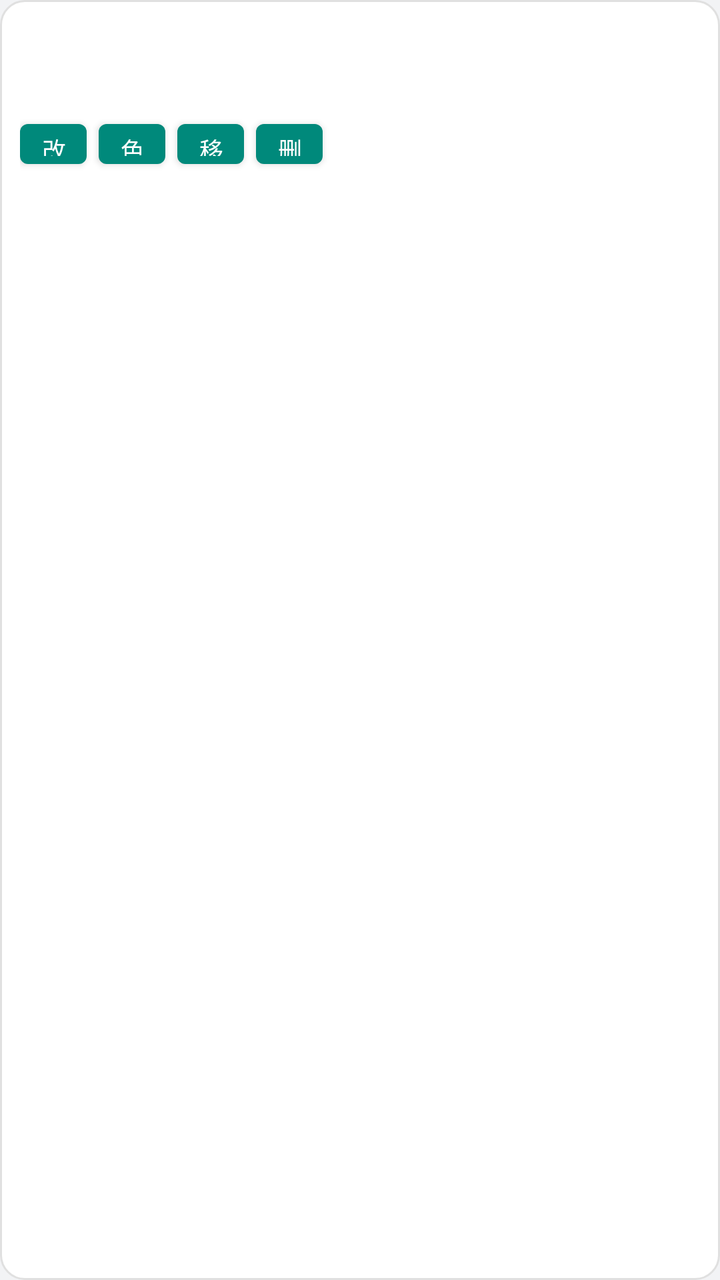
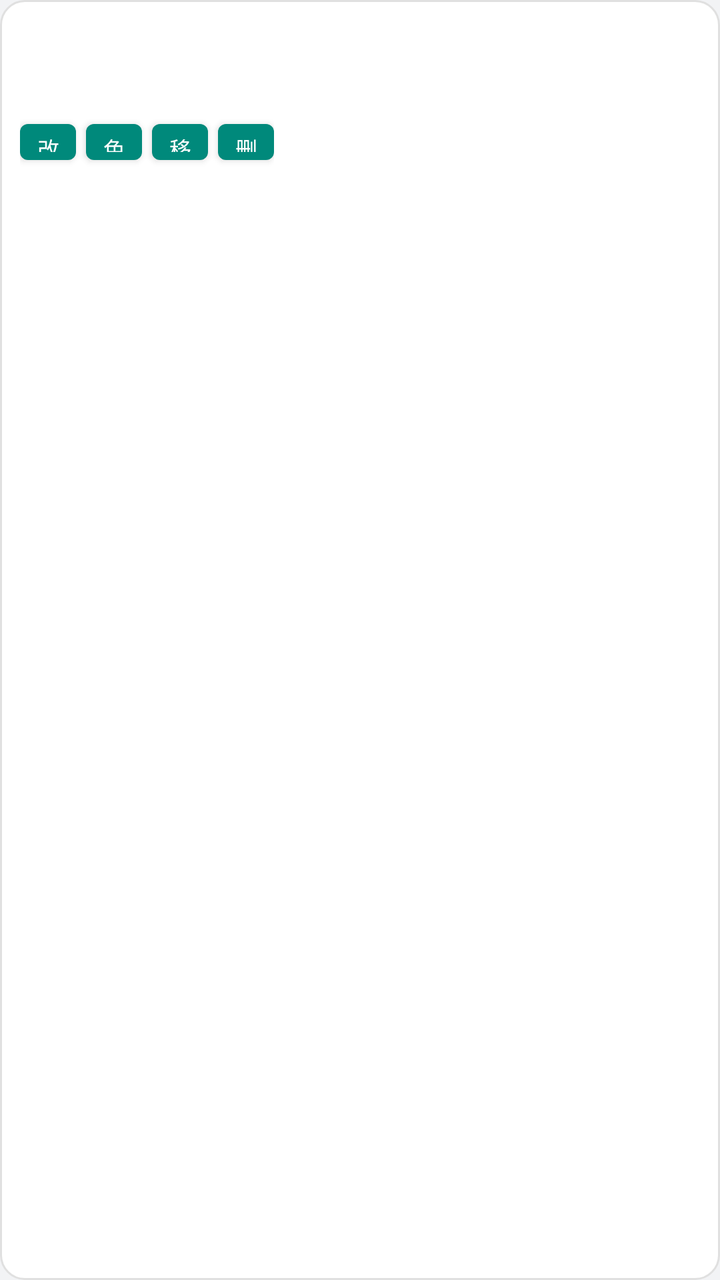

Screens rendered from an Android XML layout before and after an edit, with the pre-edit source and the edit as a unified diff.
<!-- AndroidManifest.xml: application theme Theme.Notes -->
<!-- res/layout/item_note.xml -->
<?xml version="1.0" encoding="utf-8"?>
<LinearLayout xmlns:android="http://schemas.android.com/apk/res/android"
    android:layout_width="match_parent"
    android:layout_height="wrap_content"
    android:layout_marginBottom="8dp"
    android:background="@drawable/note_bg"
    android:orientation="vertical"
    android:padding="10dp">

    <TextView
        android:id="@+id/tvText"
        android:layout_width="match_parent"
        android:layout_height="wrap_content"
        android:minHeight="40dp"
        android:textColor="@color/ink"
        android:textSize="15sp" />

    <LinearLayout
        android:layout_width="match_parent"
        android:layout_height="wrap_content"
        android:layout_marginTop="6dp"
        android:orientation="horizontal">

        <Button
            android:id="@+id/btnEdit"
            android:layout_width="wrap_content"
            android:layout_height="32dp"
            android:layout_marginEnd="6dp"
            android:minWidth="0dp"
            android:paddingHorizontal="10dp"
            android:text="改"
            android:textSize="12sp" />

        <Button
            android:id="@+id/btnColor"
            android:layout_width="wrap_content"
            android:layout_height="32dp"
            android:layout_marginEnd="6dp"
            android:minWidth="0dp"
            android:paddingHorizontal="10dp"
            android:text="色"
            android:textSize="12sp" />

        <Button
            android:id="@+id/btnMove"
            android:layout_width="wrap_content"
            android:layout_height="32dp"
            android:layout_marginEnd="6dp"
            android:minWidth="0dp"
            android:paddingHorizontal="10dp"
            android:text="移"
            android:textSize="12sp" />

        <Button
            android:id="@+id/btnDelete"
            android:layout_width="wrap_content"
            android:layout_height="32dp"
            android:minWidth="0dp"
            android:paddingHorizontal="10dp"
            android:text="删"
            android:textSize="12sp" />
    </LinearLayout>
</LinearLayout>
<!-- resources referenced by this layout -->
<resources>
  <color name="ink">#212121</color>
  <!-- drawable note_bg (drawable) -->
  <?xml version="1.0" encoding="utf-8"?>
  <shape xmlns:android="http://schemas.android.com/apk/res/android"
      android:shape="rectangle">
      <solid android:color="#FFFFFF" />
      <stroke android:width="1dp" android:color="#E0E0E0" />
      <corners android:radius="12dp" />
  </shape>
  <style name="Theme.Notes" parent="Theme.MaterialComponents.DayNight.NoActionBar">
          <item name="colorPrimary">@color/brand</item>
          <item name="colorPrimaryDark">@color/brand_dark</item>
          <item name="colorAccent">@color/brand</item>
          <item name="android:statusBarColor">@color/brand_dark</item>
          <item name="android:windowBackground">@color/bg</item>
      </style>
  <color name="brand">#00897B</color>
  <color name="brand_dark">#00695C</color>
  <color name="bg">#F2F3F5</color>
</resources>

<!-- the commit's change to res/layout/item_note.xml (unified diff, before → after) -->
@@ -15,49 +15,55 @@
         android:textColor="@color/ink"
         android:textSize="15sp" />
 
-    <LinearLayout
+    <HorizontalScrollView
         android:layout_width="match_parent"
         android:layout_height="wrap_content"
         android:layout_marginTop="6dp"
-        android:orientation="horizontal">
+        android:scrollbars="none">
 
-        <Button
-            android:id="@+id/btnEdit"
+        <LinearLayout
             android:layout_width="wrap_content"
-            android:layout_height="32dp"
-            android:layout_marginEnd="6dp"
-            android:minWidth="0dp"
-            android:paddingHorizontal="10dp"
-            android:text="改"
-            android:textSize="12sp" />
+            android:layout_height="wrap_content"
+            android:orientation="horizontal">
 
-        <Button
-            android:id="@+id/btnColor"
-            android:layout_width="wrap_content"
-            android:layout_height="32dp"
-            android:layout_marginEnd="6dp"
-            android:minWidth="0dp"
-            android:paddingHorizontal="10dp"
-            android:text="色"
-            android:textSize="12sp" />
+            <Button
+                android:id="@+id/btnEdit"
+                android:layout_width="wrap_content"
+                android:layout_height="30dp"
+                android:layout_marginEnd="5dp"
+                android:minWidth="0dp"
+                android:paddingHorizontal="8dp"
+                android:text="改"
+                android:textSize="11sp" />
 
-        <Button
-            android:id="@+id/btnMove"
-            android:layout_width="wrap_content"
-            android:layout_height="32dp"
-            android:layout_marginEnd="6dp"
-            android:minWidth="0dp"
-            android:paddingHorizontal="10dp"
-            android:text="移"
-            android:textSize="12sp" />
+            <Button
+                android:id="@+id/btnColor"
+                android:layout_width="wrap_content"
+                android:layout_height="30dp"
+                android:layout_marginEnd="5dp"
+                android:minWidth="0dp"
+                android:paddingHorizontal="8dp"
+                android:text="色"
+                android:textSize="11sp" />
 
-        <Button
-            android:id="@+id/btnDelete"
-            android:layout_width="wrap_content"
-            android:layout_height="32dp"
-            android:minWidth="0dp"
-            android:paddingHorizontal="10dp"
-            android:text="删"
-            android:textSize="12sp" />
-    </LinearLayout>
+            <Button
+                android:id="@+id/btnMove"
+                android:layout_width="wrap_content"
+                android:layout_height="30dp"
+                android:layout_marginEnd="5dp"
+                android:minWidth="0dp"
+                android:paddingHorizontal="8dp"
+                android:text="移"
+                android:textSize="11sp" />
+
+            <Button
+                android:id="@+id/btnDelete"
+                android:layout_width="wrap_content"
+                android:layout_height="30dp"
+                android:minWidth="0dp"
+                android:paddingHorizontal="8dp"
+                android:text="删"
+                android:textSize="11sp" />
+        </LinearLayout>
+    </HorizontalScrollView>
 </LinearLayout>
<!-- resource entries referenced after the edit -->
@@ -13,7 +13,9 @@
           <item name="colorPrimary">@color/brand</item>
           <item name="colorPrimaryDark">@color/brand_dark</item>
           <item name="colorAccent">@color/brand</item>
-          <item name="android:statusBarColor">@color/brand_dark</item>
+          
+          <item name="android:statusBarColor">@android:color/transparent</item>
+          <item name="android:windowLightStatusBar">false</item>
           <item name="android:windowBackground">@color/bg</item>
       </style>
   <color name="brand">#00897B</color>
